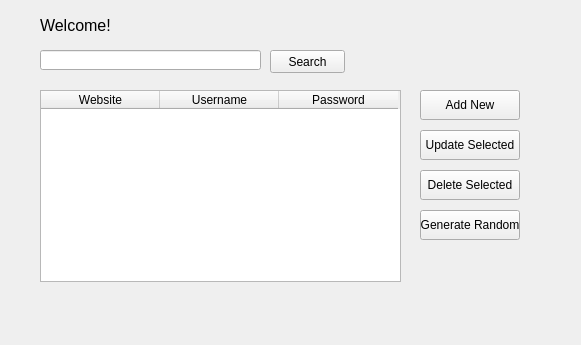
Before: the Qt Designer form ui/passui.ui in KanzuNe/Security-Unity, drawn with Qt 5.
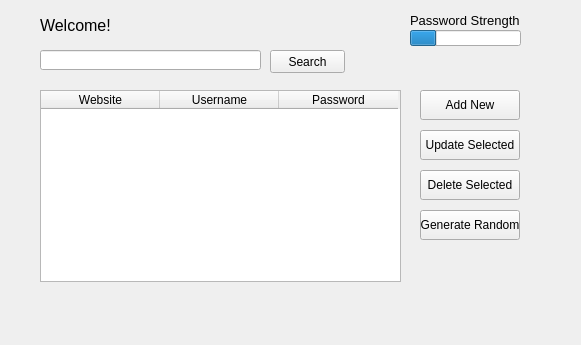
After: the same form once the commit is applied.

Commit message: finish all base features

```diff
--- a/ui/passui.ui
+++ b/ui/passui.ui
@@ -187,6 +187,53 @@
      </property>
     </column>
    </widget>
+   <widget class="QLabel" name="label">
+    <property name="geometry">
+     <rect>
+      <x>410</x>
+      <y>10</y>
+      <width>141</width>
+      <height>21</height>
+     </rect>
+    </property>
+    <property name="font">
+     <font>
+      <pointsize>10</pointsize>
+     </font>
+    </property>
+    <property name="text">
+     <string>Password Strength</string>
+    </property>
+   </widget>
+   <widget class="QProgressBar" name="bar">
+    <property name="geometry">
+     <rect>
+      <x>410</x>
+      <y>30</y>
+      <width>111</width>
+      <height>16</height>
+     </rect>
+    </property>
+    <property name="value">
+     <number>24</number>
+    </property>
+    <property name="textVisible">
+     <bool>false</bool>
+    </property>
+   </widget>
+   <widget class="QLabel" name="status">
+    <property name="geometry">
+     <rect>
+      <x>410</x>
+      <y>50</y>
+      <width>111</width>
+      <height>16</height>
+     </rect>
+    </property>
+    <property name="text">
+     <string/>
+    </property>
+   </widget>
   </widget>
  </widget>
  <resources/>
```
The commit also changes 2 other files.
